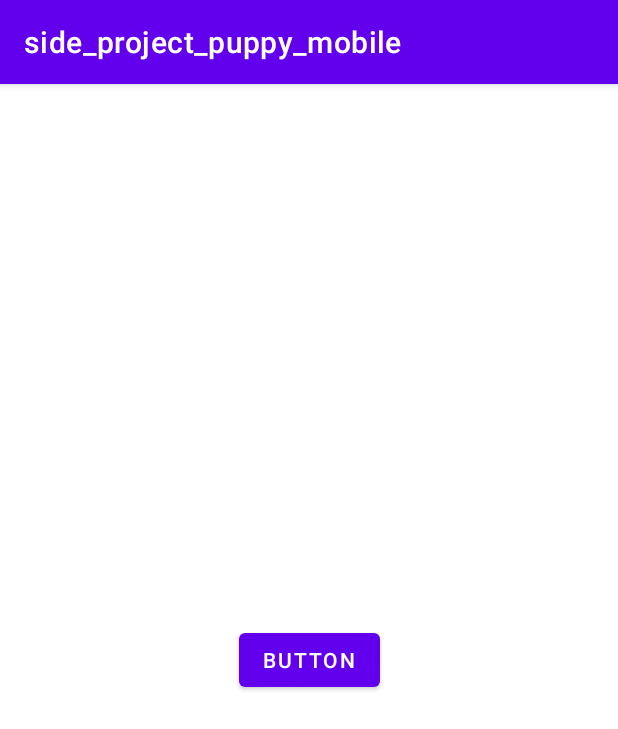
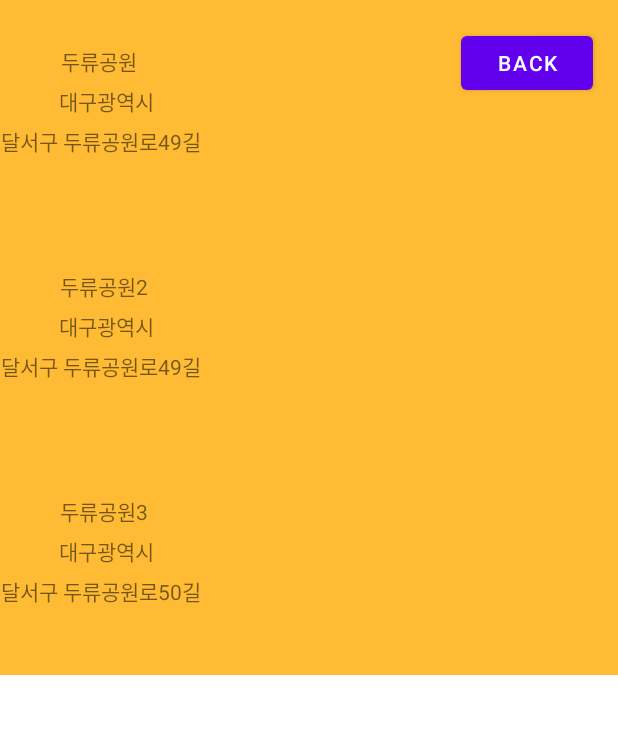
Before and after one commit to jwson-automation/side_project_puppy_mobile, an Android app: the HomeActivity screen opened directly, with no data from a screen before it, on a phone screen of 412 x 824 dp. Shown: the top 729 px of the screen. Run offline under Robolectric (Android 15) with nearby library versions, the phone set to English and light mode, and no system bars.

Commit message:
[feat]<main ~ dto> Recyclerview 추가
: 리사이클러뷰 추가, 임시 trail data 를 이용해서 리스트 제공

```diff
--- a/app/src/main/java/com/example/side_project_puppy_mobile/MainActivity.kt
+++ b/app/src/main/java/com/example/side_project_puppy_mobile/MainActivity.kt
@@ -4,28 +4,25 @@ import android.content.Intent
 import android.os.Bundle
 import android.util.Log
 import android.widget.Toast
-import androidx.activity.result.ActivityResultLauncher
 import androidx.activity.result.contract.ActivityResultContracts
 import androidx.appcompat.app.AppCompatActivity
 import com.example.side_project_puppy_mobile.databinding.ActivityMainBinding
 import com.example.side_project_puppy_mobile.ui.HomeActivity
 import com.google.android.gms.auth.api.signin.GoogleSignIn
-import com.google.android.gms.auth.api.signin.GoogleSignInAccount
+import com.google.android.gms.auth.api.signin.GoogleSignInClient
 import com.google.android.gms.auth.api.signin.GoogleSignInOptions
-import com.google.android.gms.common.api.ApiException
-import com.google.android.gms.tasks.Task
-import com.google.android.material.snackbar.Snackbar
 import com.google.firebase.auth.FirebaseAuth
-import com.google.firebase.auth.GoogleAuthProvider
 import com.google.firebase.auth.ktx.auth
 import com.google.firebase.ktx.Firebase
 
 class MainActivity : AppCompatActivity() {
     val TAG = "MainActivity"
     lateinit var binding: ActivityMainBinding
-    lateinit var auth: FirebaseAuth
-    lateinit var getResultText: ActivityResultLauncher<Intent>
+
+
     val RC_SIGN_IN = 9001
+    var firebaseAuth = FirebaseAuth.getInstance()
+    var googleSignInClient : GoogleSignInClient? = null
 
     override fun onCreate(savedInstanceState: Bundle?) {
         super.onCreate(savedInstanceState)
@@ -33,8 +30,7 @@ class MainActivity : AppCompatActivity() {
         binding = ActivityMainBinding.inflate(layoutInflater)
         setContentView(binding.root)
 
-        //Auth
-        auth = Firebase.auth
+
 
         //Google Login
         val gso = GoogleSignInOptions.Builder(GoogleSignInOptions.DEFAULT_SIGN_IN)
@@ -43,16 +39,13 @@ class MainActivity : AppCompatActivity() {
             .build()
         val googleSignInClient = GoogleSignIn.getClient(this, gso)
 
-        var getResultText =
+        var getLoginResponse =
             registerForActivityResult(ActivityResultContracts.StartActivityForResult()) {
-                Log.d(TAG, "onCreate: 반응했다")
-                Log.d(TAG, "initResultReceiver: $it")
-                Log.d(TAG, "initResultReceiver: ${it.data}")
-                Log.d(TAG, "initResultReceiver: ${it.resultCode}")
-                Log.d(TAG, "initResultReceiver: ${it.javaClass}")
+                Log.d(TAG, "resultCode: ${it.resultCode}")
 
                 if (it.resultCode == RESULT_OK) {
                     Log.d(TAG, "onCreate: 로그인성공!")
+
                     val homeIntet = Intent(this, HomeActivity::class.java)
                     startActivity(homeIntet)
                 }else{
@@ -63,8 +56,12 @@ class MainActivity : AppCompatActivity() {
 
         binding.GoogleLoginButton.setOnClickListener() {
             val signInIntent = googleSignInClient.signInIntent
-            getResultText.launch(signInIntent)
+            getLoginResponse.launch(signInIntent)
         }
     }
 
+    override fun onActivityResult(requestCode: Int, resultCode: Int, data: Intent?) {
+        super.onActivityResult(requestCode, resultCode, data)
+    }
+
 }
--- /dev/null
+++ b/app/src/main/java/com/example/side_project_puppy_mobile/dto/RecyclerTrailAdapter.kt
@@ -0,0 +1,48 @@
+package com.example.side_project_puppy_mobile.dto
+
+import android.util.Log
+import android.view.LayoutInflater
+import android.view.View
+import android.view.ViewGroup
+import android.widget.TextView
+import android.widget.Toast
+import androidx.recyclerview.widget.RecyclerView
+import com.example.side_project_puppy_mobile.R
+
+val TAG = "RecyclerTrailAdapter"
+class RecyclerTrailAdapter(private val items: ArrayList<TrailData>) : RecyclerView.Adapter<RecyclerTrailAdapter.ViewHolder>() {
+
+    override fun getItemCount(): Int = items.size
+
+    override fun onBindViewHolder(holder: RecyclerTrailAdapter.ViewHolder, position: Int) {
+
+        val item = items[position]
+        val listener = View.OnClickListener { it ->
+            Toast.makeText(it.context, "Clicked -> ID : ${item.title}, Name : ${item.city}", Toast.LENGTH_SHORT).show()
+        }
+        holder.apply {
+            bind(listener, item)
+            itemView.tag = item
+        }
+    }
+
+    override fun onCreateViewHolder(parent: ViewGroup, viewType: Int): ViewHolder {
+        val inflatedView = LayoutInflater.from(parent.context).inflate(R.layout.item_view, parent, false)
+
+        return RecyclerTrailAdapter.ViewHolder(inflatedView)
+    }
+
+    // 각 항목에 필요한 기능을 구현
+    class ViewHolder(v: View) : RecyclerView.ViewHolder(v) {
+        private var view: View = v
+        fun bind(listener: View.OnClickListener, item: TrailData) {
+            Log.d(TAG, "bind: ${view}")
+            view.findViewById<TextView>(R.id.trail_title).text = item.title
+            view.findViewById<TextView>(R.id.trail_city).text = item.city
+            view.findViewById<TextView>(R.id.trail_location).text = item.address
+
+            view.setOnClickListener(listener)
+        }
+    }
+
+}
--- /dev/null
+++ b/app/src/main/java/com/example/side_project_puppy_mobile/dto/TrailData.kt
@@ -0,0 +1,7 @@
+package com.example.side_project_puppy_mobile.dto
+
+data class TrailData (
+    var title : String,
+    var city : String,
+    var address : String
+)
--- /dev/null
+++ b/app/src/main/java/com/example/side_project_puppy_mobile/dto/UserData.kt
@@ -0,0 +1,6 @@
+package com.example.side_project_puppy_mobile.dto
+
+object UserData {
+    val name : String = ""
+    val id : Int = 0 // user id from google sign-in
+}
--- a/app/src/main/java/com/example/side_project_puppy_mobile/ui/HomeActivity.kt
+++ b/app/src/main/java/com/example/side_project_puppy_mobile/ui/HomeActivity.kt
@@ -4,9 +4,12 @@ import android.content.Intent
 import androidx.appcompat.app.AppCompatActivity
 import android.os.Bundle
 import android.widget.Toast
+import androidx.core.content.ContextCompat
 import com.example.side_project_puppy_mobile.R
 import com.example.side_project_puppy_mobile.databinding.ActivityHomeBinding
 import com.example.side_project_puppy_mobile.databinding.ActivityMainBinding
+import com.example.side_project_puppy_mobile.dto.RecyclerTrailAdapter
+import com.example.side_project_puppy_mobile.dto.TrailData
 
 class HomeActivity : AppCompatActivity() {
     lateinit var binding: ActivityHomeBinding
@@ -16,6 +19,15 @@ class HomeActivity : AppCompatActivity() {
         binding = ActivityHomeBinding.inflate(layoutInflater)
         setContentView(binding.root)
 
+        val list = ArrayList<TrailData>()
+        list.add(TrailData("두류공원","대구광역시","달서구 두류공원로49길"))
+        list.add(TrailData("두류공원2","대구광역시","달서구 두류공원로49길"))
+        list.add(TrailData("두류공원3","대구광역시","달서구 두류공원로50길"))
+
+        val adapter = RecyclerTrailAdapter(list)
+
+        binding.selectLocation.adapter = adapter
+
         binding.button.setOnClickListener(){
             Toast.makeText(this,"뒤로가기", Toast.LENGTH_SHORT).show()
             finish()
--- a/app/src/main/res/layout/activity_home.xml
+++ b/app/src/main/res/layout/activity_home.xml
@@ -10,9 +10,21 @@
         android:id="@+id/button"
         android:layout_width="wrap_content"
         android:layout_height="wrap_content"
-        android:text="Button"
+        android:text="Back"
         app:layout_constraintBottom_toBottomOf="parent"
         app:layout_constraintEnd_toEndOf="parent"
+        app:layout_constraintHorizontal_bias="0.949"
         app:layout_constraintStart_toStartOf="parent"
-        app:layout_constraintTop_toTopOf="parent" />
+        app:layout_constraintTop_toTopOf="parent"
+        app:layout_constraintVertical_bias="0.023" />
+    <androidx.recyclerview.widget.RecyclerView
+        android:id="@+id/select_location"
+        android:layout_width="match_parent"
+        android:layout_height="match_parent"
+        app:layoutManager="androidx.recyclerview.widget.LinearLayoutManager"
+        tools:listitem="@layout/item_view"
+        />
+
+
+
 </androidx.constraintlayout.widget.ConstraintLayout>
--- /dev/null
+++ b/app/src/main/res/layout/item_view.xml
@@ -0,0 +1,48 @@
+<?xml version="1.0" encoding="utf-8"?>
+<androidx.constraintlayout.widget.ConstraintLayout xmlns:android="http://schemas.android.com/apk/res/android"
+    xmlns:app="http://schemas.android.com/apk/res-auto"
+    xmlns:tools="http://schemas.android.com/tools"
+    android:layout_width="match_parent"
+    android:layout_height="150dp"
+    android:background="@android:color/holo_orange_light">
+
+
+    <TextView
+        android:id="@+id/trail_title"
+        android:layout_width="wrap_content"
+        android:layout_height="wrap_content"
+        android:layout_marginStart="40dp"
+        android:layout_marginTop="30dp"
+        android:layout_marginEnd="317dp"
+        android:text="Title"
+        app:layout_constraintEnd_toEndOf="parent"
+        app:layout_constraintHorizontal_bias="0.096"
+        app:layout_constraintStart_toStartOf="parent"
+        app:layout_constraintTop_toTopOf="parent" />
+
+    <TextView
+        android:id="@+id/trail_city"
+        android:layout_width="wrap_content"
+        android:layout_height="wrap_content"
+        android:layout_marginStart="40dp"
+        android:layout_marginTop="5dp"
+        android:layout_marginEnd="317dp"
+        android:text="City"
+        app:layout_constraintEnd_toEndOf="parent"
+        app:layout_constraintHorizontal_bias="0.088"
+        app:layout_constraintStart_toStartOf="parent"
+        app:layout_constraintTop_toBottomOf="@+id/trail_title" />
+
+    <TextView
+        android:id="@+id/trail_location"
+        android:layout_width="wrap_content"
+        android:layout_height="wrap_content"
+        android:layout_marginStart="40dp"
+        android:layout_marginTop="5dp"
+        android:layout_marginEnd="317dp"
+        android:text="Location"
+        app:layout_constraintEnd_toEndOf="parent"
+        app:layout_constraintStart_toStartOf="parent"
+        app:layout_constraintTop_toBottomOf="@+id/trail_city" />
+
+</androidx.constraintlayout.widget.ConstraintLayout>
--- a/app/src/main/res/values-night/themes.xml
+++ b/app/src/main/res/values-night/themes.xml
@@ -12,5 +12,8 @@
         <!-- Status bar color. -->
         <item name="android:statusBarColor">?attr/colorPrimaryVariant</item>
         <!-- Customize your theme here. -->
+        <item name="windowActionBar">false</item>
+        <item name="windowNoTitle">true</item>
+        <item name="android:windowFullscreen">true</item>
     </style>
 </resources>
--- /dev/null
+++ b/app/src/main/res/values/style.xml
@@ -0,0 +1,8 @@
+<?xml version="1.0" encoding="utf-8"?>
+<resources>
+<style name="AppTheme.NoActionBar" parent="Theme.AppCompat.Light.DarkActionBar">
+    <item name="windowActionBar">false</item>
+    <item name="windowNoTitle">true</item>
+    <item name="android:windowFullscreen">true</item>
+</style>
+</resources>
--- a/app/src/main/res/values/themes.xml
+++ b/app/src/main/res/values/themes.xml
@@ -12,5 +12,8 @@
         <!-- Status bar color. -->
         <item name="android:statusBarColor">?attr/colorPrimaryVariant</item>
         <!-- Customize your theme here. -->
+        <item name="windowActionBar">false</item>
+        <item name="windowNoTitle">true</item>
+        <item name="android:windowFullscreen">true</item>
     </style>
 </resources>
```
